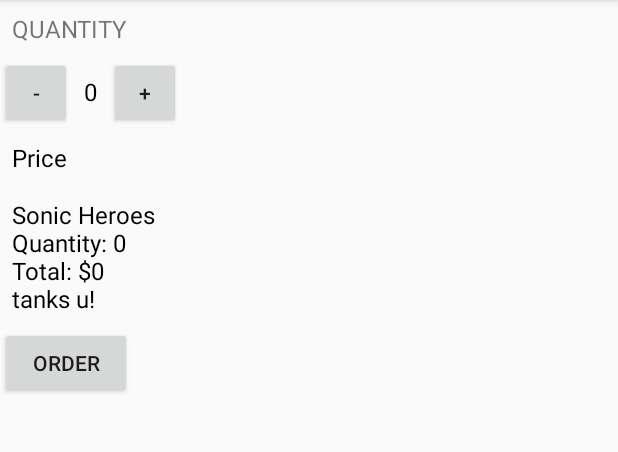
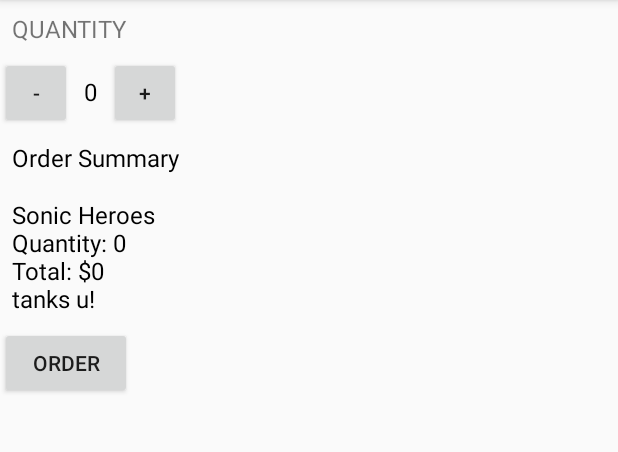
Before and after one commit to adgrant93/JustJava, an Android app: the screen it shows after launch (MainActivity), after a tap on "ORDER", on a phone screen of 412 x 824 dp, the part 84-536 px from its top. Run offline under Robolectric (Android 15) with nearby library versions, the phone set to English and light mode, and no system bars.

Commit message:
Change variable names for displayMessage and in the onCreate method
Change id names in activity_main XML file

```diff
--- a/app/src/main/java/com/example/android/justjava/MainActivity.java
+++ b/app/src/main/java/com/example/android/justjava/MainActivity.java
@@ -69,8 +69,8 @@ public class MainActivity extends AppCompatActivity {
      * This method displays the given text on the screen.
      */
     private void displayMessage(String message) {
-        TextView priceTextView = (TextView) findViewById(R.id.price_text_view);
-        priceTextView.setText(message);
+        TextView orderSummaryTextView = (TextView) findViewById(R.id.order_summary_text_view);
+        orderSummaryTextView.setText(message);
     }
 
     /**
--- a/app/src/main/res/layout/activity_main.xml
+++ b/app/src/main/res/layout/activity_main.xml
@@ -52,12 +52,12 @@
         android:layout_height="wrap_content"
         android:layout_below="@id/new_layout"
         android:padding="8dp"
-        android:text="Price"
+        android:text="Order Summary"
         android:textColor="#000000"
         android:textSize="16sp" />
 
     <TextView
-        android:id="@+id/price_text_view"
+        android:id="@+id/order_summary_text_view"
         android:layout_width="wrap_content"
         android:layout_height="wrap_content"
         android:layout_below="@id/price"
@@ -69,7 +69,7 @@
     <Button
         android:layout_width="wrap_content"
         android:layout_height="wrap_content"
-        android:layout_below="@id/price_text_view"
+        android:layout_below="@id/order_summary_text_view"
         android:onClick="submitOrder"
         android:padding="8dp"
         android:text="Order" />
```
